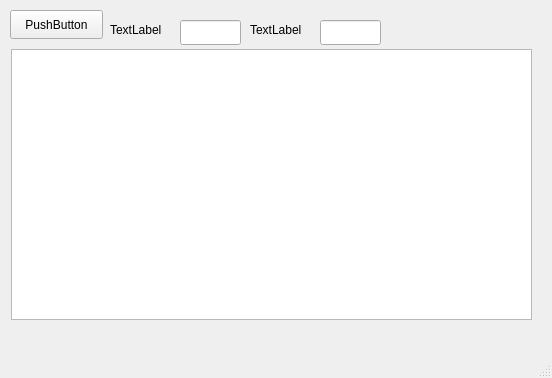
The window that mainwindow.ui (ta-jana/pong) describes before a commit, drawn with Qt 5.
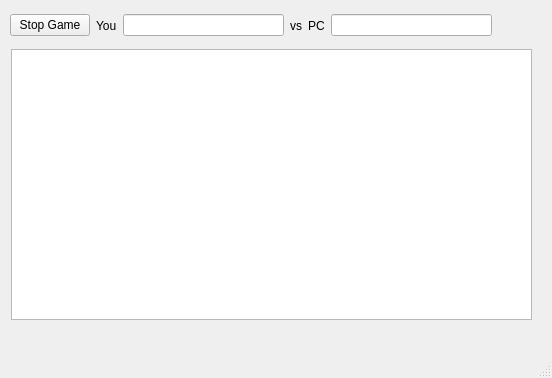
The same window after the commit.

```diff
--- a/mainwindow.ui
+++ b/mainwindow.ui
@@ -30,64 +30,62 @@
      <bool>true</bool>
     </property>
    </widget>
-   <widget class="QPushButton" name="pushButton">
+   <widget class="QWidget" name="">
     <property name="geometry">
      <rect>
       <x>10</x>
       <y>10</y>
-      <width>93</width>
-      <height>29</height>
+      <width>482</width>
+      <height>31</height>
      </rect>
     </property>
+    <layout class="QHBoxLayout" name="horizontalLayout">
+     <item>
+      <widget class="QPushButton" name="pushButton">
     <property name="text">
-     <string>PushButton</string>
-    </property>
-   </widget>
+        <string>Stop Game</string>
+       </property>
+      </widget>
+     </item>
+     <item>
    <widget class="QLabel" name="label">
-    <property name="geometry">
-     <rect>
-      <x>110</x>
-      <y>20</y>
-      <width>63</width>
-      <height>20</height>
-     </rect>
-    </property>
     <property name="text">
-     <string>TextLabel</string>
-    </property>
-   </widget>
-   <widget class="QLineEdit" name="lineEdit">
-    <property name="geometry">
-     <rect>
-      <x>180</x>
-      <y>20</y>
-      <width>61</width>
-      <height>25</height>
-     </rect>
-    </property>
-   </widget>
+        <string>You</string>
+       </property>
+      </widget>
+     </item>
+     <item>
+      <widget class="QLineEdit" name="usersWins">
+       <property name="enabled">
+        <bool>true</bool>
+       </property>
+       <property name="readOnly">
+        <bool>true</bool>
+       </property>
+      </widget>
+     </item>
+     <item>
    <widget class="QLabel" name="label_2">
-    <property name="geometry">
-     <rect>
-      <x>250</x>
-      <y>20</y>
-      <width>63</width>
-      <height>20</height>
-     </rect>
-    </property>
+       <property name="text">
+        <string>vs</string>
+       </property>
+      </widget>
+     </item>
+     <item>
+      <widget class="QLabel" name="label_3">
     <property name="text">
-     <string>TextLabel</string>
-    </property>
-   </widget>
-   <widget class="QLineEdit" name="lineEdit_2">
-    <property name="geometry">
-     <rect>
-      <x>320</x>
-      <y>20</y>
-      <width>61</width>
-      <height>25</height>
-     </rect>
-    </property>
+        <string>PC</string>
+       </property>
+      </widget>
+     </item>
+     <item>
+      <widget class="QLineEdit" name="pcWins">
+       <property name="readOnly">
+        <bool>true</bool>
+       </property>
+      </widget>
+     </item>
+    </layout>
    </widget>
   </widget>
   <widget class="QMenuBar" name="menubar">
```
Lines whose indentation alone changed are shown as unchanged.
